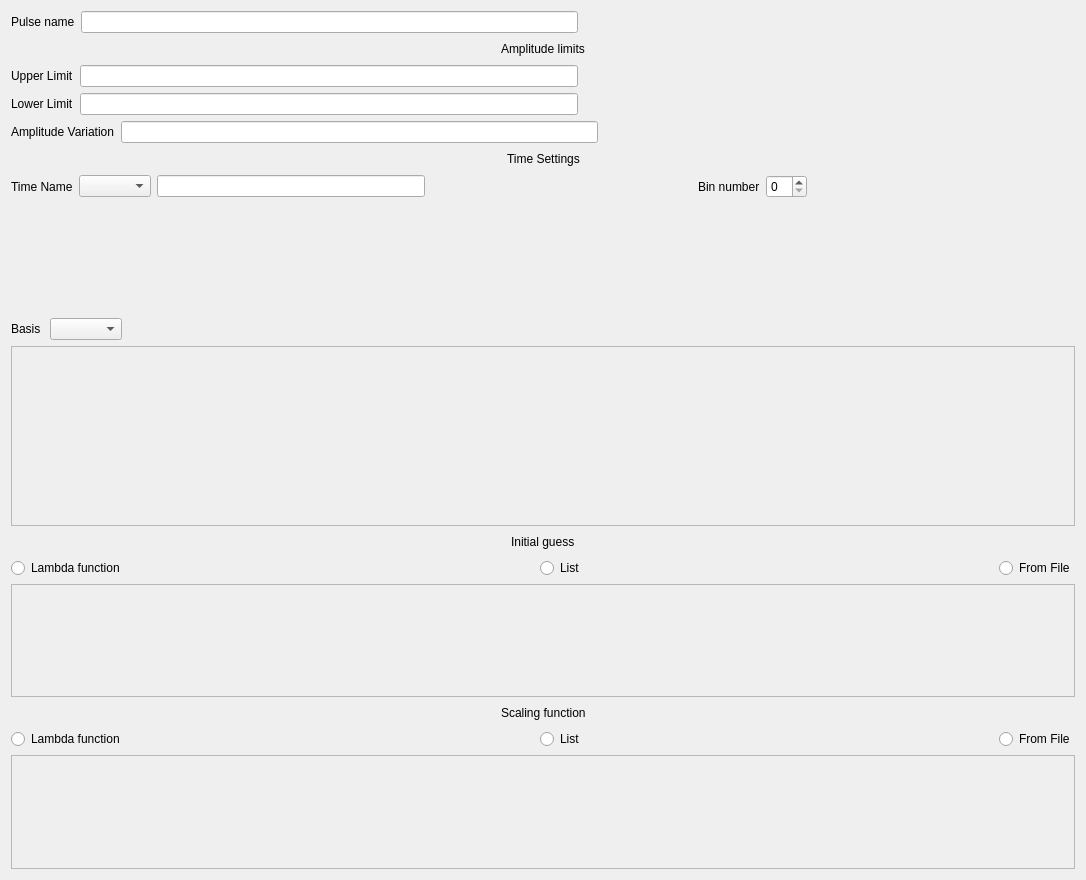
Before: the Qt Designer form quocs_pyqtinterface/gui/uifiles/PulseDefinition.ui in Quantum-OCS/QuOCS-pyside2interface, drawn with Qt 5.
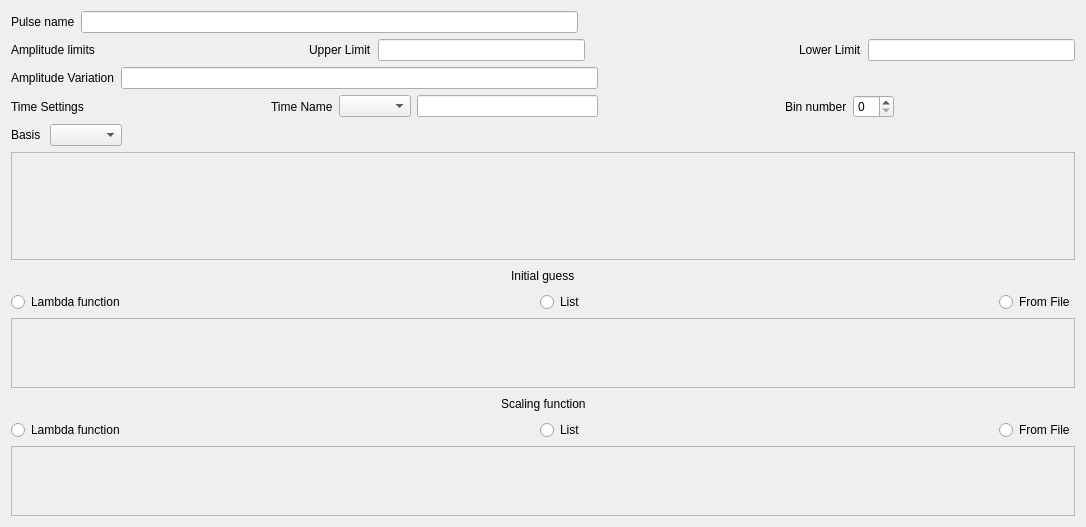
After: the same form once the commit is applied.

Commit message: Adjusted scroll area layout and size

Diff of the .ui file:
```diff
--- a/quocs_pyqtinterface/gui/uifiles/PulseDefinition.ui
+++ b/quocs_pyqtinterface/gui/uifiles/PulseDefinition.ui
@@ -7,7 +7,7 @@
     <x>0</x>
     <y>0</y>
     <width>1086</width>
-    <height>880</height>
+    <height>527</height>
    </rect>
   </property>
   <property name="windowTitle">
@@ -42,20 +42,10 @@
     </layout>
    </item>
    <item>
-    <layout class="QHBoxLayout" name="horizontalLayout_2">
-     <item>
-      <spacer name="horizontalSpacer_2">
-       <property name="orientation">
-        <enum>Qt::Horizontal</enum>
-       </property>
-       <property name="sizeHint" stdset="0">
-        <size>
-         <width>40</width>
-         <height>20</height>
-        </size>
-       </property>
-      </spacer>
-     </item>
+    <layout class="QHBoxLayout" name="horizontalLayout_2"/>
+   </item>
+   <item>
+    <layout class="QHBoxLayout" name="horizontalLayout_8">
      <item>
       <widget class="QLabel" name="label_2">
        <property name="text">
@@ -64,7 +54,7 @@
       </widget>
      </item>
      <item>
-      <spacer name="horizontalSpacer_11">
+      <spacer name="horizontalSpacer_2">
        <property name="orientation">
         <enum>Qt::Horizontal</enum>
        </property>
@@ -76,10 +66,6 @@
        </property>
       </spacer>
      </item>
-    </layout>
-   </item>
-   <item>
-    <layout class="QHBoxLayout" name="horizontalLayout_8">
      <item>
       <widget class="QLabel" name="label_6">
        <property name="text">
@@ -103,10 +89,6 @@
        </property>
       </spacer>
      </item>
-    </layout>
-   </item>
-   <item>
-    <layout class="QHBoxLayout" name="horizontalLayout_9">
      <item>
       <widget class="QLabel" name="label_7">
        <property name="text">
@@ -117,19 +99,6 @@
      <item>
       <widget class="QLineEdit" name="lower_limit_line_edit"/>
      </item>
-     <item>
-      <spacer name="horizontalSpacer_14">
-       <property name="orientation">
-        <enum>Qt::Horizontal</enum>
-       </property>
-       <property name="sizeHint" stdset="0">
-        <size>
-         <width>40</width>
-         <height>20</height>
-        </size>
-       </property>
-      </spacer>
-     </item>
     </layout>
    </item>
    <item>
@@ -160,20 +129,10 @@
     </layout>
    </item>
    <item>
-    <layout class="QHBoxLayout" name="horizontalLayout_10">
-     <item>
-      <spacer name="horizontalSpacer_15">
-       <property name="orientation">
-        <enum>Qt::Horizontal</enum>
-       </property>
-       <property name="sizeHint" stdset="0">
-        <size>
-         <width>40</width>
-         <height>20</height>
-        </size>
-       </property>
-      </spacer>
-     </item>
+    <layout class="QHBoxLayout" name="horizontalLayout_10"/>
+   </item>
+   <item>
+    <layout class="QHBoxLayout" name="horizontalLayout_11">
      <item>
       <widget class="QLabel" name="label_8">
        <property name="text">
@@ -182,7 +141,7 @@
       </widget>
      </item>
      <item>
-      <spacer name="horizontalSpacer_16">
+      <spacer name="horizontalSpacer_15">
        <property name="orientation">
         <enum>Qt::Horizontal</enum>
        </property>
@@ -194,10 +153,6 @@
        </property>
       </spacer>
      </item>
-    </layout>
-   </item>
-   <item>
-    <layout class="QHBoxLayout" name="horizontalLayout_11">
      <item>
       <widget class="QLabel" name="label_9">
        <property name="text">
@@ -249,19 +204,6 @@
      </item>
     </layout>
    </item>
-   <item>
-    <spacer name="verticalSpacer">
-     <property name="orientation">
-      <enum>Qt::Vertical</enum>
-     </property>
-     <property name="sizeHint" stdset="0">
-      <size>
-       <width>20</width>
-       <height>100</height>
-      </size>
-     </property>
-    </spacer>
-   </item>
    <item>
     <layout class="QHBoxLayout" name="horizontalLayout">
      <item>
@@ -292,7 +234,7 @@
    <item>
     <widget class="QScrollArea" name="basis_scroll_area">
      <property name="sizePolicy">
-      <sizepolicy hsizetype="Expanding" vsizetype="MinimumExpanding">
+      <sizepolicy hsizetype="Preferred" vsizetype="Expanding">
        <horstretch>0</horstretch>
        <verstretch>0</verstretch>
       </sizepolicy>
@@ -300,7 +242,7 @@
      <property name="minimumSize">
       <size>
        <width>901</width>
-       <height>180</height>
+       <height>80</height>
       </size>
      </property>
      <property name="widgetResizable">
@@ -312,7 +254,7 @@
         <x>0</x>
         <y>0</y>
         <width>1066</width>
-        <height>178</height>
+        <height>78</height>
        </rect>
       </property>
      </widget>
@@ -409,7 +351,7 @@
    <item>
     <widget class="QScrollArea" name="initial_guess_scroll_area">
      <property name="sizePolicy">
-      <sizepolicy hsizetype="Preferred" vsizetype="MinimumExpanding">
+      <sizepolicy hsizetype="Preferred" vsizetype="Preferred">
        <horstretch>0</horstretch>
        <verstretch>0</verstretch>
       </sizepolicy>
@@ -429,7 +371,7 @@
         <x>0</x>
         <y>0</y>
         <width>1066</width>
-        <height>94</height>
+        <height>56</height>
        </rect>
       </property>
      </widget>
@@ -526,7 +468,7 @@
    <item>
     <widget class="QScrollArea" name="scaling_function_scroll_area">
      <property name="sizePolicy">
-      <sizepolicy hsizetype="Preferred" vsizetype="MinimumExpanding">
+      <sizepolicy hsizetype="Preferred" vsizetype="Preferred">
        <horstretch>0</horstretch>
        <verstretch>0</verstretch>
       </sizepolicy>
@@ -546,7 +488,7 @@
         <x>0</x>
         <y>0</y>
         <width>1066</width>
-        <height>93</height>
+        <height>57</height>
        </rect>
       </property>
      </widget>
```
The commit also changes 8 other files.
